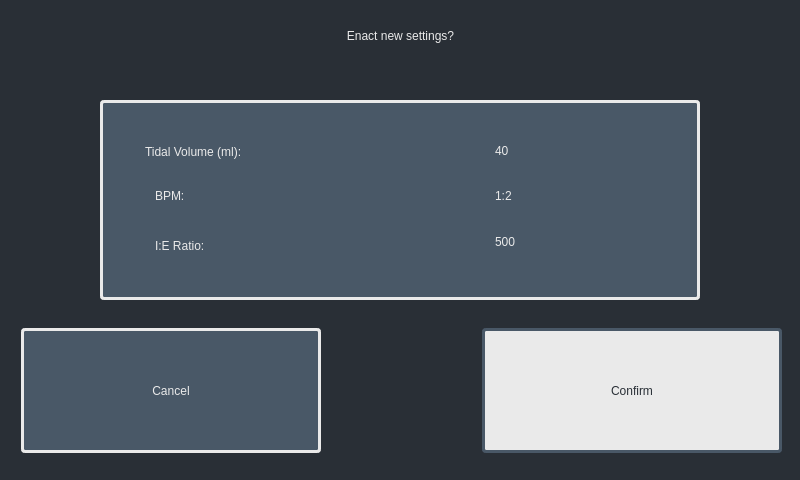
First picture: the form in software/control_system/gui/confirm_parameters.ui, repository VentCU/bbwtb, before the edit.
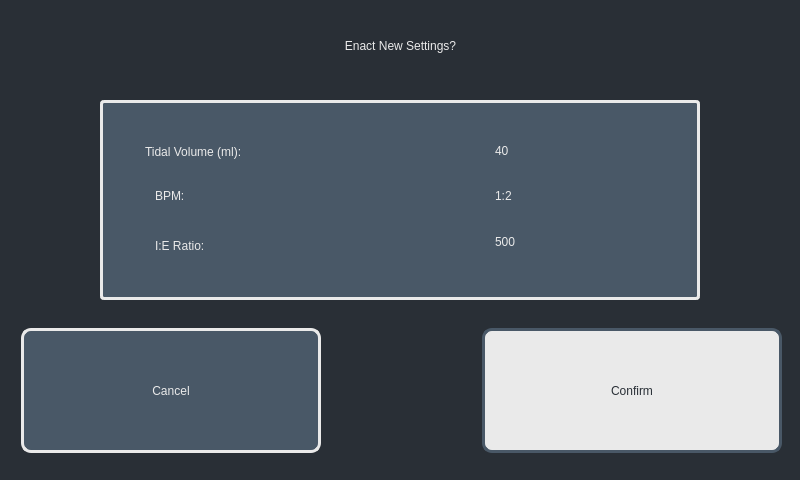
Second picture: the form after the edit. Icons and pictures are not drawn.

What changed in the file:
```diff
--- a/software/control_system/gui/confirm_parameters.ui
+++ b/software/control_system/gui/confirm_parameters.ui
@@ -232,7 +232,7 @@
 padding: 2px;
 font:36pt &quot;Nimbus sans L&quot;;
 color: #EAEAEA;
-border-radius: 4px;
+border-radius: 10px;
 </string>
        </property>
        <property name="text">
@@ -283,7 +283,7 @@
 padding: 2px;
 font:36pt &quot;Nimbus sans L&quot;;
 color: #292F36;
-border-radius: 4px;</string>
+border-radius: 10px;</string>
        </property>
        <property name="text">
         <string>Confirm</string>
@@ -299,7 +299,7 @@
     <property name="geometry">
      <rect>
       <x>10</x>
-      <y>0</y>
+      <y>10</y>
       <width>781</width>
       <height>71</height>
      </rect>
@@ -310,7 +310,7 @@
 color: #EAEAEA;</string>
     </property>
     <property name="text">
-     <string>Enact new settings?</string>
+     <string>Enact New Settings?</string>
     </property>
     <property name="alignment">
      <set>Qt::AlignCenter</set>
@@ -320,9 +320,9 @@
     <property name="geometry">
      <rect>
       <x>10</x>
-      <y>10</y>
+      <y>20</y>
       <width>71</width>
-      <height>61</height>
+      <height>51</height>
      </rect>
     </property>
     <property name="text">
```
